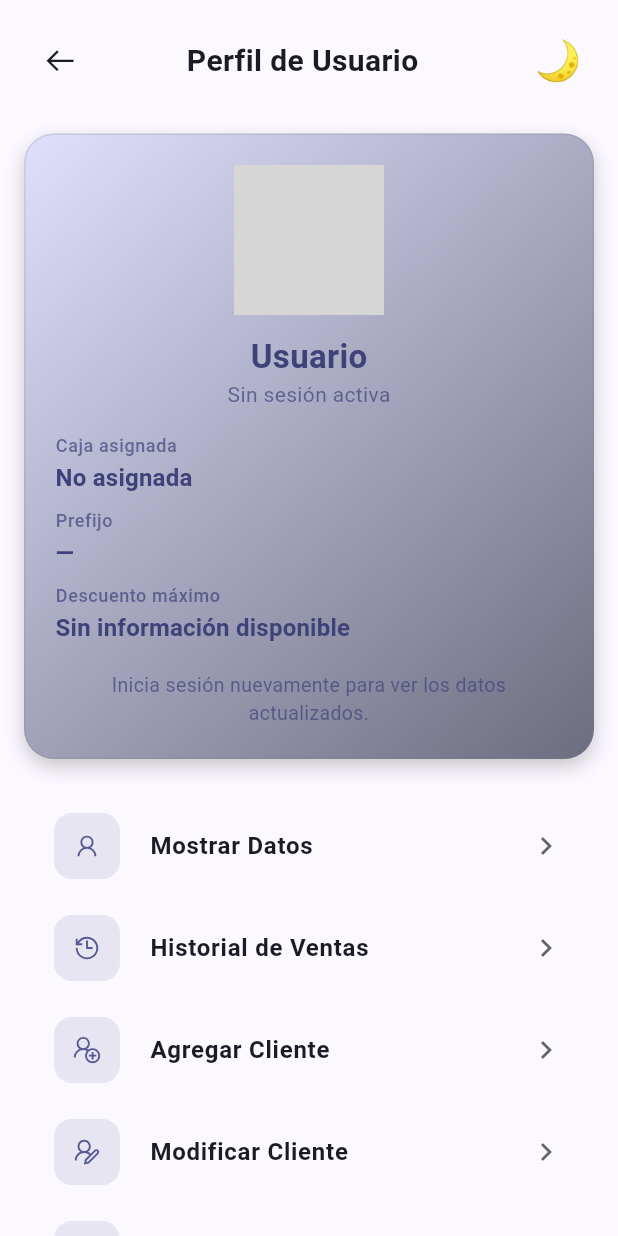
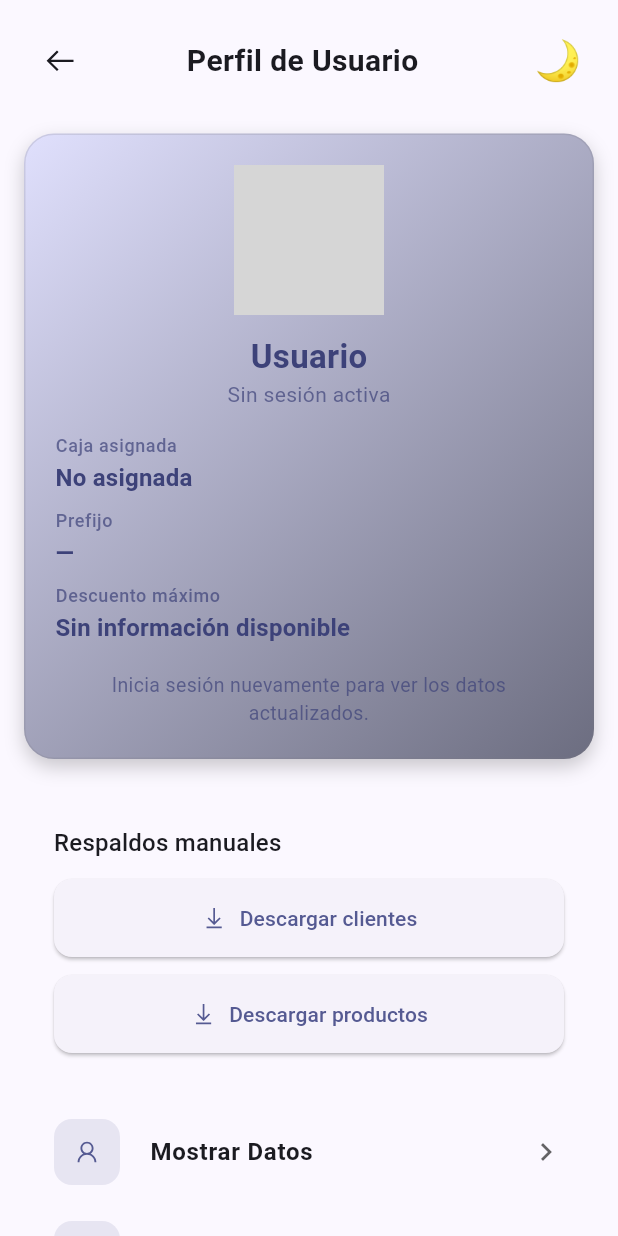
Before and after one commit to rceballos05/placesoft-app-ventas, a Flutter app: the Perfil screen opened by its route, on a phone screen of 412 x 824 dp. Run offline on Flutter 3.47's test engine with Material 3 defaults, Android fonts, the phone set to English and light mode, and no system bars; our stand-ins replace animated_theme_switcher, connectivity_plus, curved_navigation_bar, flutter_riverpod, flutter_screenutil, line_awesome_flutter and 2 more; missing offline and left inert: currency_formatter; accounts and stored records are empty; network calls fail; grey boxes are pictures that could not be loaded.

Commit message:
Add manual backup downloads to seller profile

```diff
--- a/lib/presentation/pages/perfil.dart
+++ b/lib/presentation/pages/perfil.dart
@@ -1,4 +1,5 @@
 import 'dart:developer' as developer;
+import 'dart:io';
 
 import 'package:animated_theme_switcher/animated_theme_switcher.dart'
     hide ThemeModel;
@@ -18,7 +19,9 @@ import 'package:aplicacion_ventas/statics/globals.dart';
 import 'package:flutter/material.dart';
 import 'package:flutter/services.dart';
 import 'package:flutter_riverpod/flutter_riverpod.dart';
+import 'package:http/http.dart' as http;
 import 'package:line_awesome_flutter/line_awesome_flutter.dart';
+import 'package:path_provider/path_provider.dart';
 
 /// Pantalla de perfil del usuario con accesos directos a distintas gestiones.
 class Perfil extends ConsumerStatefulWidget {
@@ -36,6 +39,8 @@ class _PerfilState extends ConsumerState<Perfil>
   final TextEditingController nuevoPass = TextEditingController();
   late final AnimationController _controller;
   late final Animation<double> _fade;
+  bool _isDownloading = false;
+  String? _currentDownloadType;
 
   @override
   void initState() {
@@ -371,8 +376,55 @@ class _PerfilState extends ConsumerState<Perfil>
     );
   }
 
-  Widget _buildOptions(BuildContext context) => Column(
+  Widget _buildOptions(BuildContext context) {
+    final theme = Theme.of(context);
+    return Column(
       children: [
+        Card(
+          elevation: 0,
+          color: theme.colorScheme.surface,
+          child: Padding(
+            padding: const EdgeInsets.all(16),
+            child: Column(
+              crossAxisAlignment: CrossAxisAlignment.stretch,
+              children: [
+                Text(
+                  'Respaldos manuales',
+                  style: theme.textTheme.titleMedium,
+                ),
+                const SizedBox(height: 12),
+                ElevatedButton.icon(
+                  icon: const Icon(LineAwesomeIcons.download),
+                  label: const Text('Descargar clientes'),
+                  onPressed: _isDownloading
+                      ? null
+                      : () => _downloadDatabase('clientes'),
+                ),
+                const SizedBox(height: 12),
+                ElevatedButton.icon(
+                  icon: const Icon(LineAwesomeIcons.download),
+                  label: const Text('Descargar productos'),
+                  onPressed: _isDownloading
+                      ? null
+                      : () => _downloadDatabase('productos'),
+                ),
+                if (_isDownloading) ...[
+                  const SizedBox(height: 16),
+                  const Center(child: CircularProgressIndicator()),
+                  if (_currentDownloadType != null) ...[
+                    const SizedBox(height: 8),
+                    Text(
+                      'Descargando ${_currentDownloadType!}...',
+                      textAlign: TextAlign.center,
+                      style: theme.textTheme.bodySmall,
+                    ),
+                  ],
+                ],
+              ],
+            ),
+          ),
+        ),
+        const SizedBox(height: 12),
         ProfileListItem(
           icon: LineAwesomeIcons.user,
           text: 'Mostrar Datos',
@@ -416,6 +468,69 @@ class _PerfilState extends ConsumerState<Perfil>
         ),
       ],
     );
+  }
+
+  Future<void> _downloadDatabase(String type) async {
+    final isClientes = type == 'clientes';
+    final endpoint = isClientes ? 'exportclientes' : 'exportproductos';
+    final fileName = isClientes ? 'clientes.db' : 'productos.db';
+    final descripcion = isClientes ? 'clientes' : 'productos';
+
+    setState(() {
+      _isDownloading = true;
+      _currentDownloadType = descripcion;
+    });
+
+    try {
+      final prefijo =
+          ref.read(loginControllerProvider).user?.prefijo ?? 'crvictoria';
+      final uri = Uri.parse(
+        'https://tuservidorapi.com/api/sincronizacion/$endpoint?prefijo=$prefijo',
+      );
+      final response = await http.get(uri);
+
+      if (response.statusCode != 200) {
+        throw HttpException('Error ${response.statusCode} al descargar $descripcion');
+      }
+
+      final directory = await getApplicationDocumentsDirectory();
+      final appDbPath =
+          '${directory.path}${Platform.pathSeparator}AppDB';
+      final appDbDirectory = Directory(appDbPath);
+      if (!await appDbDirectory.exists()) {
+        await appDbDirectory.create(recursive: true);
+      }
+
+      final file = File('${appDbDirectory.path}${Platform.pathSeparator}$fileName');
+      await file.writeAsBytes(response.bodyBytes, flush: true);
+
+      if (!mounted) return;
+      ScaffoldMessenger.of(context)
+        ..hideCurrentSnackBar()
+        ..showSnackBar(
+          SnackBar(
+            content: Text(
+              'Base de datos de $descripcion descargada correctamente.',
+            ),
+          ),
+        );
+    } catch (e) {
+      if (!mounted) return;
+      ScaffoldMessenger.of(context)
+        ..hideCurrentSnackBar()
+        ..showSnackBar(
+          SnackBar(
+            content: Text('Error al descargar $descripcion: $e'),
+          ),
+        );
+    } finally {
+      if (!mounted) return;
+      setState(() {
+        _isDownloading = false;
+        _currentDownloadType = null;
+      });
+    }
+  }
 
   Future<void> _cerrarSesion(BuildContext context) async {
     final salir = await showDialog<bool>(
```
Lines whose indentation alone changed are shown as unchanged.
